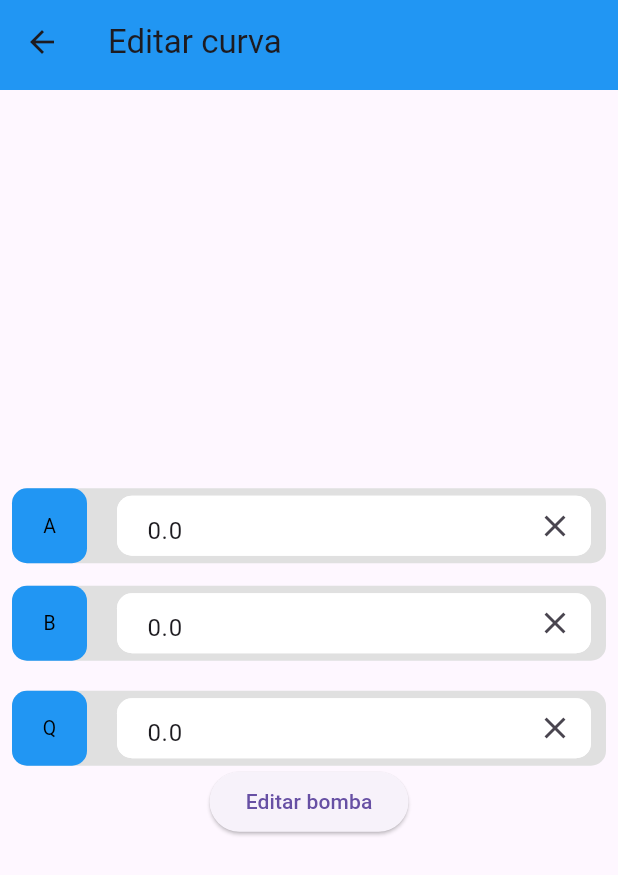
After one commit to fahe8/calculadoraMecanica, a Flutter app: the EditarCurva screen opened directly, on a phone screen of 412 x 824 dp. The commit adds this screen. Shown: the top 875 px of the screen. Run offline on Flutter 3.47's test engine with Material 3 defaults, Android fonts, the phone set to English and light mode, and no system bars; our stand-ins replace fl_chart, get.

Commit message:
configurando de nuevo la seccion de bombas, decimales en input, formulas de hidraulicas correjidas

```diff
--- /dev/null
+++ b/lib/screens/bombasScreens/pages/EditarCurva.dart
@@ -0,0 +1,104 @@
+import 'package:calculator/controllers/bombaController.dart';
+import 'package:calculator/controllers/utils/Colores.dart';
+import 'package:calculator/widgets/CustomInput.dart';
+import 'package:calculator/widgets/MyAppBar.dart';
+import 'package:flutter/material.dart';
+import 'package:get/get.dart';
+
+class EditarCurva extends StatefulWidget {
+  const EditarCurva({
+    Key? key,
+  }) : super(key: key);
+
+  @override
+  _EditarCurvaState createState() => _EditarCurvaState();
+}
+
+class _EditarCurvaState extends State<EditarCurva> {
+  TextEditingController _controllerValorA = TextEditingController();
+  TextEditingController _controllerValorB = TextEditingController();
+  TextEditingController _controllerValorQ = TextEditingController();
+
+  final BombaController bombaController = Get.find<BombaController>();
+
+  EditarCurva() {
+    double valorA = double.parse(_controllerValorA.text);
+    double valorB = double.parse(_controllerValorB.text);
+
+    double valorQ = double.parse(_controllerValorQ.text);
+
+    CurvaModel nuevaCurva = CurvaModel(A: valorA, B: valorB, Q: valorQ);
+    bombaController.editarCurva(nuevaCurva);
+  }
+
+  @override
+  void initState() {
+    super.initState();
+
+    // Obtén la curva seleccionada y establece los valores iniciales en los controladores de texto
+
+    _controllerValorA.text =
+        bombaController.curvaResistente.value.A.toString() ?? '';
+    _controllerValorB.text =
+        bombaController.curvaResistente.value.B.toString() ?? '';
+
+    _controllerValorQ.text =
+        bombaController.curvaResistente.value.Q.toString() ?? '';
+  }
+
+  @override
+  Widget build(BuildContext context) {
+    return Scaffold(
+      appBar: MyAppBar(
+          title: 'Editar curva',
+          backgroundColor: ColoresApp.bombas,
+          routeBack: () {
+            Navigator.pop(context);
+          }),
+      body: Padding(
+        padding: const EdgeInsets.all(8.0),
+        child: Center(
+          child: Column(
+            mainAxisSize: MainAxisSize.min,
+            children: [
+              CustomInput(
+                color: Colors.blue,
+                text: 'A',
+                size: 13,
+                width: 50,
+                controller: _controllerValorA,
+              ),
+              SizedBox(
+                height: 15,
+              ),
+              CustomInput(
+                color: Colors.blue,
+                text: 'B',
+                size: 13,
+                width: 50,
+                controller: _controllerValorB,
+              ),
+              SizedBox(
+                height: 20,
+              ),
+              CustomInput(
+                color: Colors.blue,
+                text: 'Q',
+                size: 13,
+                width: 50,
+                controller: _controllerValorQ,
+              ),
+              ElevatedButton(
+                onPressed: () {
+                  EditarCurva();
+                  Navigator.pop(context);
+                },
+                child: Text('Editar bomba'),
+              ),
+            ],
+          ),
+        ),
+      ),
+    );
+  }
+}
--- a/lib/widgets/CustomInput.dart
+++ b/lib/widgets/CustomInput.dart
@@ -51,7 +51,8 @@ class CustomInput extends StatelessWidget {
             controller: controller,
             keyboardType: TextInputType.numberWithOptions(decimal: true),
             inputFormatters: [
-              FilteringTextInputFormatter.allow(RegExp(r'^\d+\.?\d{0,5}')),
+              FilteringTextInputFormatter.allow(RegExp(r'^\d+\.?\d*')),
+
             ],
             decoration: InputDecoration(
               filled: true,
```
Also changed, not shown: lib/controllers/BombaController.dart (+54 -46 lines), lib/controllers/CalculationsController.dart (+31 -25 lines), lib/screens/bombasScreens/pages/CrearBomba.dart (added, +10 -0 lines), lib/screens/bombasScreens/pages/CrearCurva.dart (added, +90 -0 lines), lib/screens/bombasScreens/pages/CurvasScreen.dart (+129 -91 lines), lib/screens/bombasScreens/pages/DetallesCurvaScreen.dart (+34 -2 lines), lib/screens/hidraulicaScreens/LongitudTuberia.dart (+7 -2 lines), lib/screens/bombasScreens/pages/BombaSerie.dart (added).
